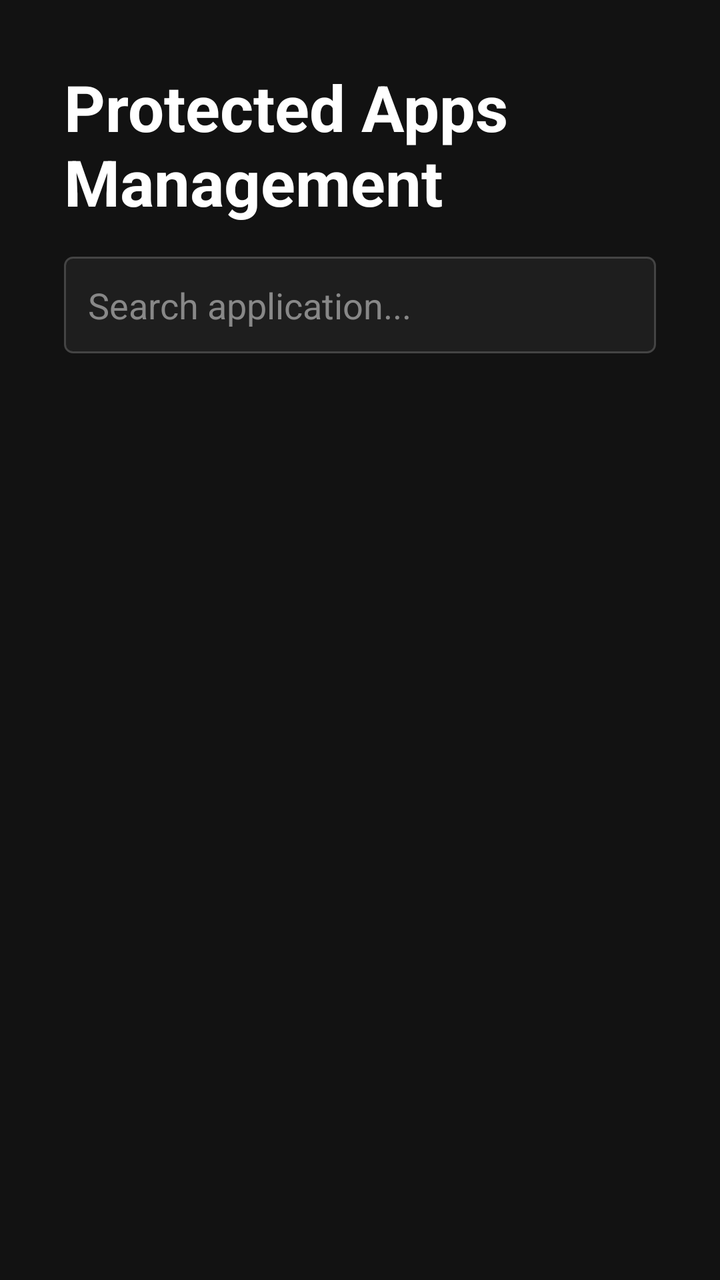
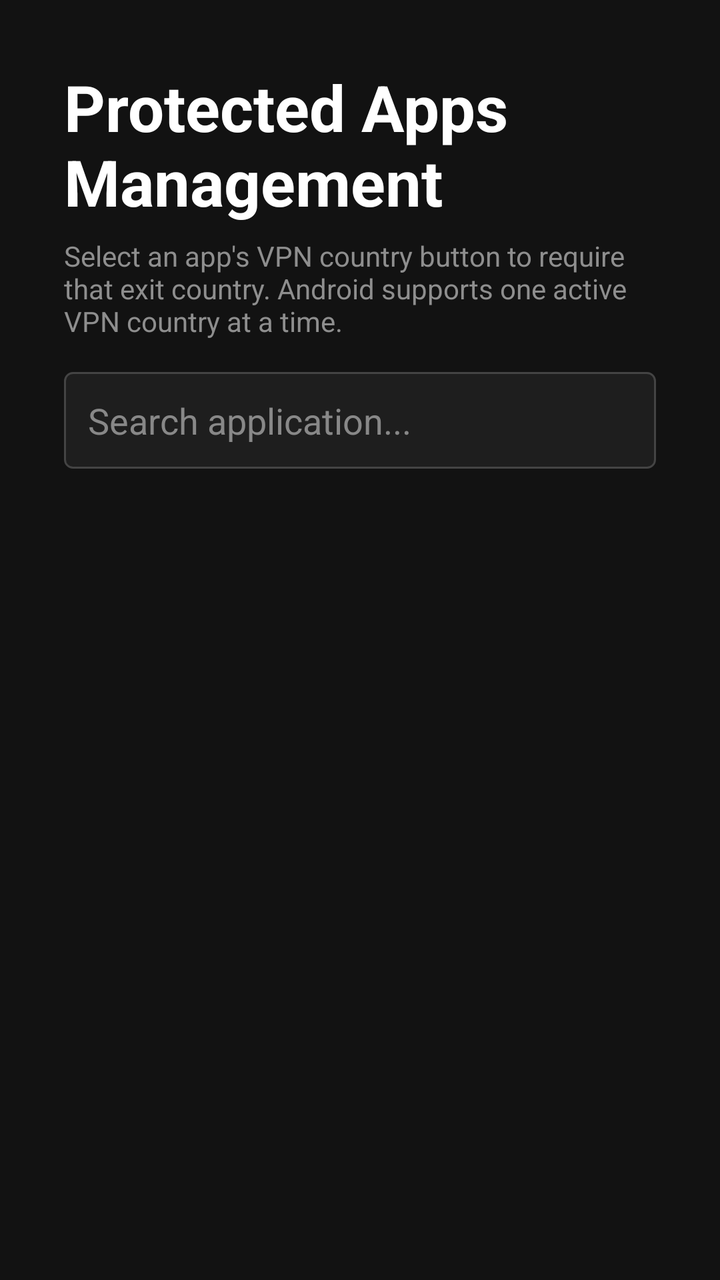

Before-and-after screenshots of an Android layout around one commit, followed by the original layout XML and the change that was made.
<!-- AndroidManifest.xml: activity theme Theme.TunnelGuard -->
<!-- res/layout/activity_apps.xml -->
<?xml version="1.0" encoding="utf-8"?>
<androidx.constraintlayout.widget.ConstraintLayout xmlns:android="http://schemas.android.com/apk/res/android"
    xmlns:app="http://schemas.android.com/apk/res-auto"
    xmlns:tools="http://tools.android.com/tools"
    android:layout_width="match_parent"
    android:layout_height="match_parent"
    android:background="@color/background_dark"
    android:padding="32dp">

    <TextView
        android:id="@+id/tv_apps_header"
        android:layout_width="wrap_content"
        android:layout_height="wrap_content"
        android:text="Protected Apps Management"
        android:textColor="@color/text_primary"
        android:textSize="32sp"
        android:textStyle="bold"
        app:layout_constraintStart_toStartOf="parent"
        app:layout_constraintTop_toTopOf="parent" />

    
    <EditText
        android:id="@+id/et_search_apps"
        android:layout_width="0dp"
        android:layout_height="wrap_content"
        android:layout_marginTop="16dp"
        android:background="@drawable/tv_input_selector"
        android:hint="Search application..."
        android:textColorHint="#888888"
        android:textColor="@color/text_primary"
        android:padding="12dp"
        android:focusable="true"
        android:singleLine="true"
        android:inputType="text"
        android:importantForAutofill="no"
        android:imeOptions="actionSearch"
        app:layout_constraintEnd_toEndOf="parent"
        app:layout_constraintStart_toStartOf="parent"
        app:layout_constraintTop_toBottomOf="@+id/tv_apps_header" />

    
    <androidx.recyclerview.widget.RecyclerView
        android:id="@+id/rv_apps_list"
        android:layout_width="0dp"
        android:layout_height="0dp"
        android:layout_marginTop="16dp"
        android:focusable="false"
        app:layout_constraintBottom_toBottomOf="parent"
        app:layout_constraintEnd_toEndOf="parent"
        app:layout_constraintStart_toStartOf="parent"
        app:layout_constraintTop_toBottomOf="@+id/et_search_apps"
        tools:listitem="@layout/item_app_toggle" />

</androidx.constraintlayout.widget.ConstraintLayout>
<!-- res/layout/item_app_toggle.xml (included above) -->
<?xml version="1.0" encoding="utf-8"?>
<LinearLayout xmlns:android="http://schemas.android.com/apk/res/android"
    android:layout_width="match_parent"
    android:layout_height="wrap_content"
    android:orientation="horizontal"
    android:padding="12dp"
    android:gravity="center_vertical"
    android:background="@drawable/tv_item_selector"
    android:focusable="true"
    android:clickable="true"
    android:layout_marginBottom="4dp">

    <ImageView
        android:id="@+id/iv_app_icon"
        android:layout_width="48dp"
        android:layout_height="48dp"
        android:contentDescription="@null"
        android:importantForAccessibility="no"
        android:src="@drawable/ic_launcher" />

    <LinearLayout
        android:layout_width="0dp"
        android:layout_height="wrap_content"
        android:layout_weight="1"
        android:layout_marginStart="16dp"
        android:orientation="vertical">

        <TextView
            android:id="@+id/tv_app_name"
            android:layout_width="wrap_content"
            android:layout_height="wrap_content"
            android:textColor="@color/text_primary"
            android:textSize="18sp"
            android:textStyle="bold"
            android:text="App Name" />

        <TextView
            android:id="@+id/tv_app_package"
            android:layout_width="wrap_content"
            android:layout_height="wrap_content"
            android:textColor="@color/text_secondary"
            android:textSize="14sp"
            android:text="com.example.app" />

    </LinearLayout>

    <CheckBox
        android:id="@+id/cb_app_protect"
        android:layout_width="wrap_content"
        android:layout_height="wrap_content"
        android:focusable="false"
        android:clickable="false" />

</LinearLayout>
<!-- resources referenced by this layout -->
<resources>
  <color name="background_dark">#121212</color>
  <color name="text_primary">#FFFFFF</color>
  <color name="text_secondary">#8E8E8E</color>
  <!-- drawable ic_launcher: png bitmap (drawable-hdpi, 9231 bytes) -->
  <!-- drawable tv_input_selector (drawable) -->
  <?xml version="1.0" encoding="utf-8"?>
  <selector xmlns:android="http://schemas.android.com/apk/res/android">
      <item android:state_focused="true">
          <shape android:shape="rectangle">
              <solid android:color="#2A2A3E" />
              <stroke android:width="2dp" android:color="@color/focus_highlight" />
              <corners android:radius="4dp" />
          </shape>
      </item>
      <item>
          <shape android:shape="rectangle">
              <solid android:color="@color/surface_dark" />
              <stroke android:width="1dp" android:color="#444444" />
              <corners android:radius="4dp" />
          </shape>
      </item>
  </selector>
  <!-- drawable tv_item_selector (drawable) -->
  <?xml version="1.0" encoding="utf-8"?>
  <selector xmlns:android="http://schemas.android.com/apk/res/android">
      <item android:state_focused="true">
          <shape android:shape="rectangle">
              <solid android:color="#2A2A3E" />
              <stroke android:width="2dp" android:color="@color/focus_highlight" />
              <corners android:radius="4dp" />
          </shape>
      </item>
      <item>
          <shape android:shape="rectangle">
              <solid android:color="#1A1A2E" />
              <corners android:radius="4dp" />
          </shape>
      </item>
  </selector>
  <style name="Theme.TunnelGuard" parent="Theme.AppCompat.NoActionBar">
          
          <item name="colorPrimary">@color/colorPrimary</item>
          <item name="colorPrimaryDark">@color/colorPrimaryDark</item>
          <item name="colorAccent">@color/colorAccent</item>
          <item name="android:windowBackground">@color/background_dark</item>
      </style>
  <color name="focus_highlight">#00ADB5</color>
  <color name="surface_dark">#1E1E1E</color>
  <color name="colorPrimary">#1A1A2E</color>
  <color name="colorPrimaryDark">#16213E</color>
  <color name="colorAccent">#E94560</color>
</resources>

<!-- the commit's change to res/layout/activity_apps.xml (unified diff, before → after) -->
@@ -18,6 +18,18 @@
         app:layout_constraintStart_toStartOf="parent"
         app:layout_constraintTop_toTopOf="parent" />
 
+    <TextView
+        android:id="@+id/tv_apps_country_help"
+        android:layout_width="0dp"
+        android:layout_height="wrap_content"
+        android:layout_marginTop="6dp"
+        android:text="Select an app's VPN country button to require that exit country. Android supports one active VPN country at a time."
+        android:textColor="@color/text_secondary"
+        android:textSize="14sp"
+        app:layout_constraintEnd_toEndOf="parent"
+        app:layout_constraintStart_toStartOf="parent"
+        app:layout_constraintTop_toBottomOf="@id/tv_apps_header" />
+
     
     <EditText
         android:id="@+id/et_search_apps"
@@ -36,7 +48,7 @@
         android:imeOptions="actionSearch"
         app:layout_constraintEnd_toEndOf="parent"
         app:layout_constraintStart_toStartOf="parent"
-        app:layout_constraintTop_toBottomOf="@+id/tv_apps_header" />
+        app:layout_constraintTop_toBottomOf="@+id/tv_apps_country_help" />
 
     
     <androidx.recyclerview.widget.RecyclerView
@@ -97,6 +109,20 @@
             android:textSize="14sp"
             android:text="com.example.app" />
 
+        <TextView
+            android:id="@+id/tv_app_country"
+            android:layout_width="wrap_content"
+            android:layout_height="wrap_content"
+            android:layout_marginTop="6dp"
+            android:background="@drawable/tv_button_selector"
+            android:clickable="true"
+            android:focusable="true"
+            android:paddingHorizontal="10dp"
+            android:paddingVertical="6dp"
+            android:text="VPN country: Global"
+            android:textColor="@color/text_primary"
+            android:textSize="14sp" />
+
     </LinearLayout>
 
     <CheckBox
<!-- resource entries referenced after the edit -->
@@ -4,6 +4,35 @@
   <color name="text_primary">#FFFFFF</color>
   <color name="text_secondary">#8E8E8E</color>
   <!-- drawable ic_launcher: png bitmap (drawable-hdpi, 9231 bytes) -->
+  <!-- drawable tv_button_selector (drawable) -->
+  <?xml version="1.0" encoding="utf-8"?>
+  <selector xmlns:android="http://schemas.android.com/apk/res/android">
+      
+      <item android:state_pressed="true">
+          <shape android:shape="rectangle">
+              <solid android:color="@color/colorAccent" />
+              <corners android:radius="6dp" />
+          </shape>
+      </item>
+  
+      
+      <item android:state_focused="true">
+          <shape android:shape="rectangle">
+              <solid android:color="@color/focus_highlight" />
+              <corners android:radius="6dp" />
+              <stroke android:width="2dp" android:color="#FFFFFF" />
+          </shape>
+      </item>
+  
+      
+      <item>
+          <shape android:shape="rectangle">
+              <solid android:color="@color/surface_dark" />
+              <corners android:radius="6dp" />
+              <stroke android:width="1dp" android:color="#444444" />
+          </shape>
+      </item>
+  </selector>
   <!-- drawable tv_input_selector (drawable) -->
   <?xml version="1.0" encoding="utf-8"?>
   <selector xmlns:android="http://schemas.android.com/apk/res/android">
@@ -46,10 +75,10 @@
           <item name="colorAccent">@color/colorAccent</item>
           <item name="android:windowBackground">@color/background_dark</item>
       </style>
+  <color name="colorAccent">#E94560</color>
   <color name="focus_highlight">#00ADB5</color>
   <color name="surface_dark">#1E1E1E</color>
   <color name="colorPrimary">#1A1A2E</color>
   <color name="colorPrimaryDark">#16213E</color>
-  <color name="colorAccent">#E94560</color>
 </resources>
 
